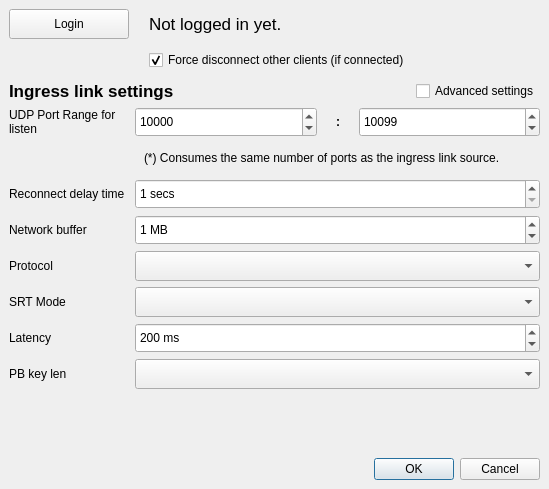
First picture: the form in src/UI/settings-dialog.ui, repository OPENSPHERE-Inc/src-link, before the edit.
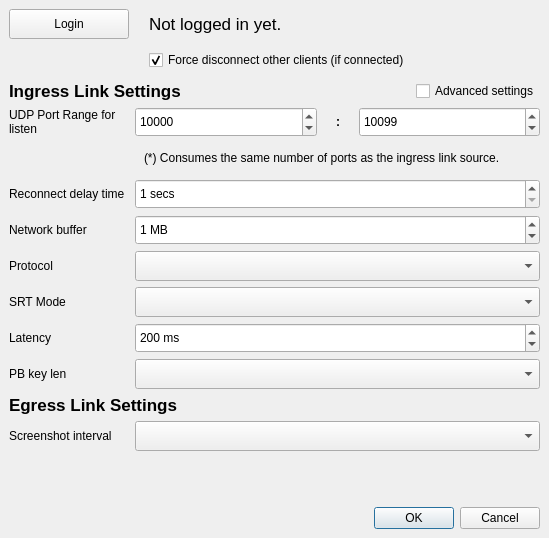
Second picture: the form after the edit.

Commit message: - Change plugin name "SR Link" - Add screenshot interval settings.

```diff
--- a/src/UI/settings-dialog.ui
+++ b/src/UI/settings-dialog.ui
@@ -7,7 +7,7 @@
     <x>0</x>
     <y>0</y>
     <width>549</width>
-    <height>489</height>
+    <height>538</height>
    </rect>
   </property>
   <property name="sizePolicy">
@@ -138,7 +138,7 @@
         </font>
        </property>
        <property name="text">
-        <string>Ingress link settings</string>
+        <string>Ingress Link Settings</string>
        </property>
       </widget>
      </item>
@@ -653,6 +653,73 @@
      </layout>
     </widget>
    </item>
+   <item>
+    <layout class="QHBoxLayout" name="egresslinkSettingsLayout">
+     <property name="bottomMargin">
+      <number>0</number>
+     </property>
+     <item>
+      <widget class="QLabel" name="egressLinkSettingsLabel">
+       <property name="font">
+        <font>
+         <pointsize>13</pointsize>
+         <bold>true</bold>
+        </font>
+       </property>
+       <property name="text">
+        <string>Egress Link Settings</string>
+       </property>
+      </widget>
+     </item>
+    </layout>
+   </item>
+   <item>
+    <widget class="QWidget" name="ssIntervalWidget" native="true">
+     <layout class="QHBoxLayout" name="horizontalLayout_7">
+      <property name="leftMargin">
+       <number>0</number>
+      </property>
+      <property name="topMargin">
+       <number>0</number>
+      </property>
+      <property name="rightMargin">
+       <number>0</number>
+      </property>
+      <property name="bottomMargin">
+       <number>0</number>
+      </property>
+      <item>
+       <widget class="QLabel" name="ssIntervalLabel">
+        <property name="sizePolicy">
+         <sizepolicy hsizetype="Fixed" vsizetype="Preferred">
+          <horstretch>0</horstretch>
+          <verstretch>0</verstretch>
+         </sizepolicy>
+        </property>
+        <property name="minimumSize">
+         <size>
+          <width>120</width>
+          <height>0</height>
+         </size>
+        </property>
+        <property name="text">
+         <string>Screenshot interval</string>
+        </property>
+       </widget>
+      </item>
+      <item>
+       <widget class="QComboBox" name="ssIntervalComboBox">
+        <property name="minimumSize">
+         <size>
+          <width>0</width>
+          <height>30</height>
+         </size>
+        </property>
+       </widget>
+      </item>
+     </layout>
+    </widget>
+   </item>
    <item>
     <spacer name="spacer3">
      <property name="orientation">
```
Left out of the diff: 2 changed lines with no effect on the pictures. The commit also changes 39 other files.
